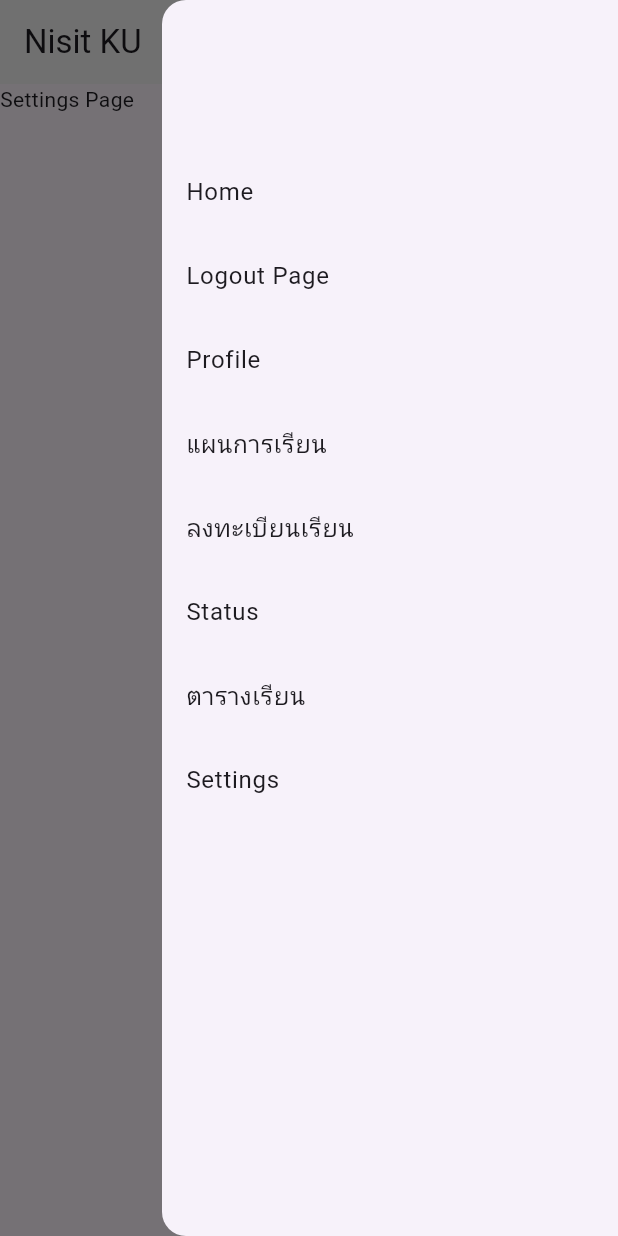
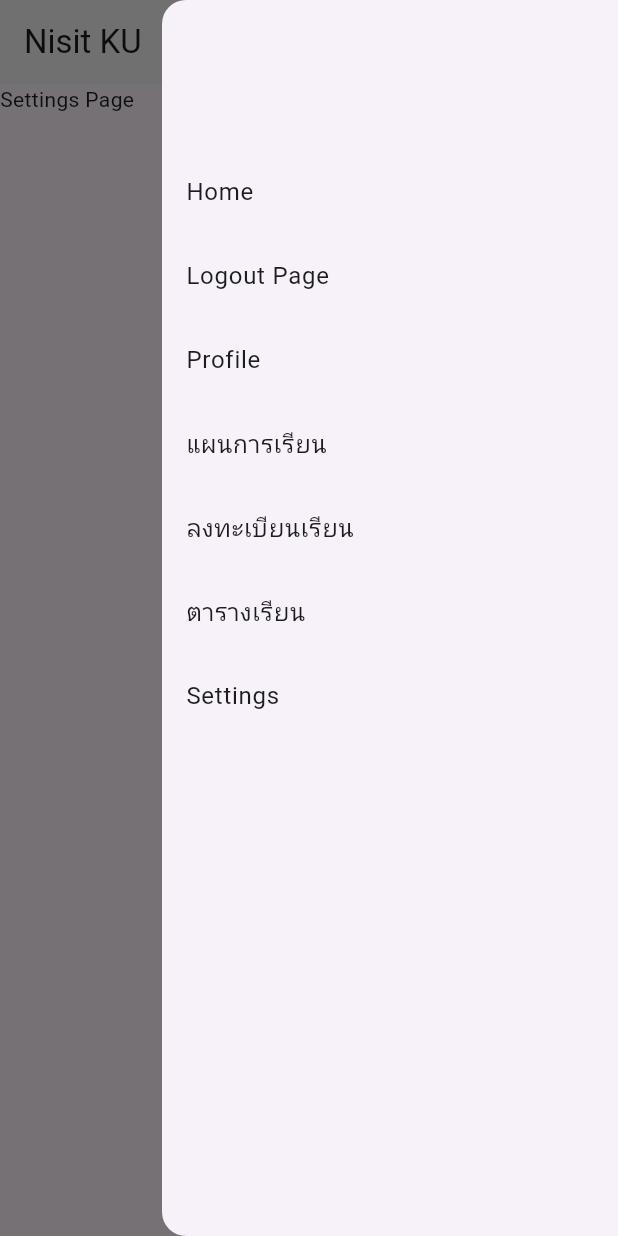
Before and after one commit to Nxwbtk/KU-SRC-MobileDev-Project, a Flutter app: the screen it shows once a user with an empty profile is signed in, after a tap on the "menu" icon, after a tap on "ตารางเรียน", after a tap on "Settings", on a phone screen of 412 x 824 dp. Run offline on Flutter 3.47's test engine with Material 3 defaults, Android fonts, the phone set to English and light mode, and no system bars; our stand-ins replace cloud_firestore, firebase_auth, firebase_core; missing offline and left inert: awesome_select; accounts and stored records are empty.

Commit message:
คอมเมนต์ยืนยันผลออก

```diff
--- a/ku_app/lib/student/status.dart
+++ b/ku_app/lib/student/status.dart
@@ -1,4 +1,4 @@
-import 'package:flutter/material.dart';
+/*import 'package:flutter/material.dart';
 
 class StatusPage extends StatefulWidget {
   const StatusPage({Key? key}) : super(key: key);
--- a/ku_app/lib/student/stdhomepage.dart
+++ b/ku_app/lib/student/stdhomepage.dart
@@ -7,7 +7,7 @@ import 'package:ku_app/student/planpage.dart';
 import 'package:ku_app/student/profile.dart';
 import 'package:ku_app/student/register.dart';
 import 'package:ku_app/student/schedule.dart';
-import 'package:ku_app/student/status.dart';
+//import 'package:ku_app/student/status.dart';
 
 class StdHomePage extends StatefulWidget {
   const StdHomePage({super.key});
@@ -25,7 +25,7 @@ class _StdHomePageState extends State<StdHomePage> {
     ProfilePage(),
     PlanPage(),
     RegisterPage(),
-    StatusPage(),
+    //StatusPage(),
     SchedulePage(),
     SettingsPage(),
   ];
@@ -84,8 +84,16 @@ class _StdHomePageState extends State<StdHomePage> {
                   });
                 },
               ),
+              /*ListTile(
+                title: const Text('Status'),
+                onTap: () {
+                  setState(() {
+                    _selectedIndex = 5;
+                  });
+                },
+              ),*/
               ListTile(
-                title: const Text('Status'),
+                title: const Text('ตารางเรียน'),
                 onTap: () {
                   setState(() {
                     _selectedIndex = 5;
@@ -93,18 +101,10 @@ class _StdHomePageState extends State<StdHomePage> {
                 },
               ),
               ListTile(
-                title: const Text('ตารางเรียน'),
+                title: const Text('Settings'),
                 onTap: () {
                   setState(() {
                     _selectedIndex = 6;
-                  });
-                },
-              ),
-              ListTile(
-                title: const Text('Settings'),
-                onTap: () {
-                  setState(() {
-                    _selectedIndex = 7;
                   });
                 },
               )
```
